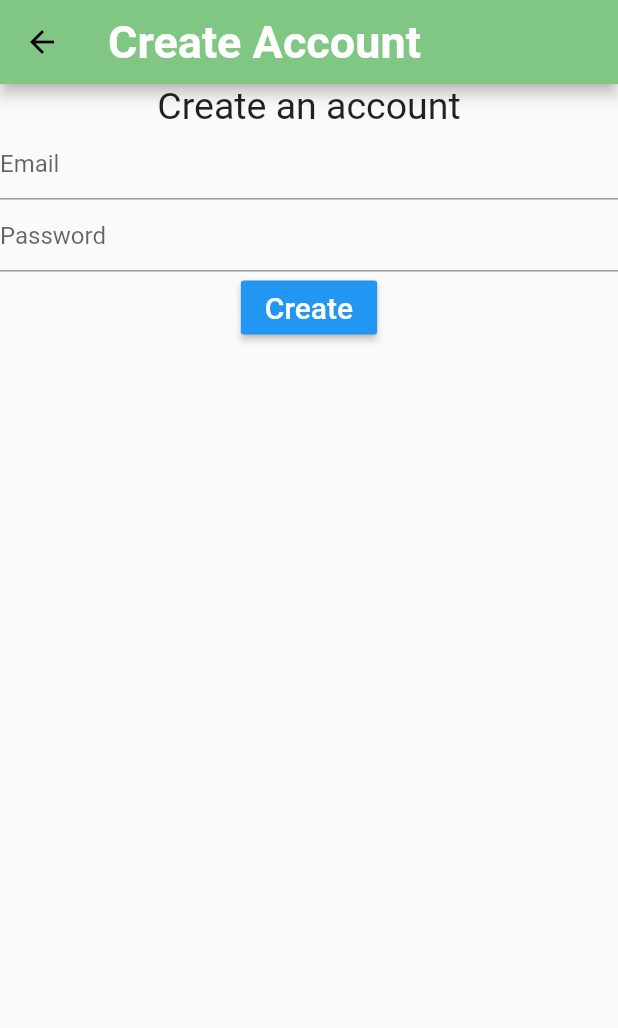
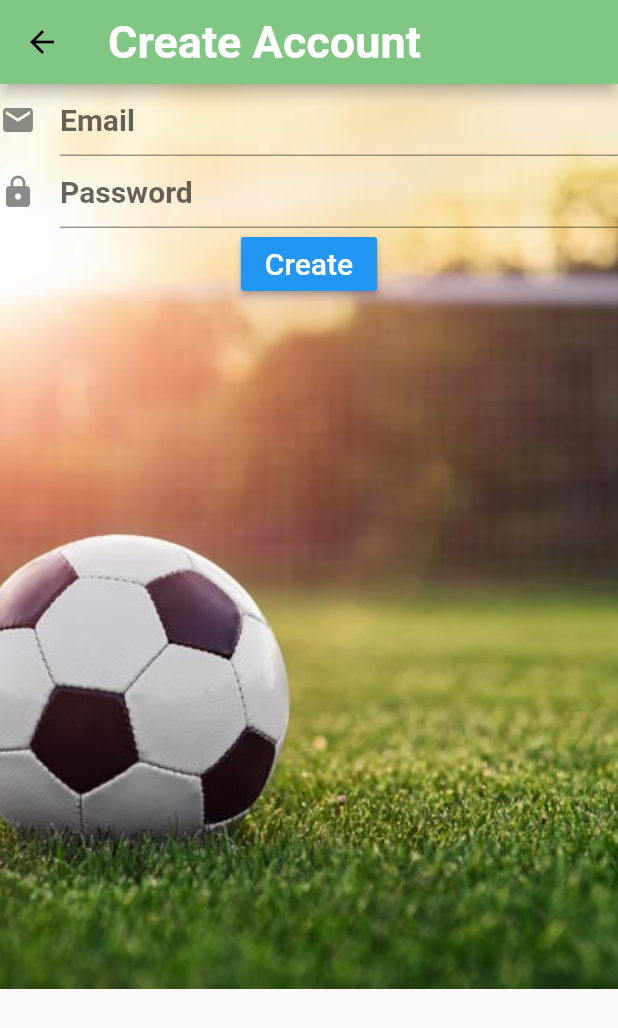
Before and after one commit to emchughes/iCoachSports, a Flutter app: the CreateAccountScreen screen opened by its route, on a phone screen of 412 x 824 dp. Shown: the top 1028 px of the screen. Run offline on Flutter 3.47's test engine with Material 2 defaults, Android fonts, the phone set to English and light mode, and no system bars; our stand-ins replace firebase_auth, google_fonts; accounts and stored records are empty; Roboto replaces fonts that are missing (Catamaran).

Commit message:
create account form created

```diff
--- a/lib/screens/createaccount_screen.dart
+++ b/lib/screens/createaccount_screen.dart
@@ -37,13 +37,27 @@ class _CreateAccountState extends State<CreateAccountScreen> {
         child: Form(
           key: formKey,
           child: Column(
-            children: <Widget>[
-              Text(
-                'Create an account',
-                style: TextStyle(fontSize: 25.0),
+            children: [
+              Stack(
+                children: [
+                  Container(
+                    child: Image.asset(
+                      'assets/images/LogInScreen.jpg',
+                      height: 603,
+                      width: double.infinity,
+                      fit: BoxFit.fitHeight,
                     ),
+                  ),
+                  Column(
+                    children: [
                       TextFormField(
+                        style: TextStyle(
+                          fontWeight: FontWeight.bold,
+                          fontSize: 20.0,
+                        ),
                         decoration: InputDecoration(
+                          fillColor: Colors.white,
+                          icon: Icon(Icons.email),
                           hintText: 'Email',
                         ),
                         keyboardType: TextInputType.emailAddress,
@@ -52,14 +66,19 @@ class _CreateAccountState extends State<CreateAccountScreen> {
                         onSaved: con.onSavedEmail,
                       ),
                       TextFormField(
+                          style: TextStyle(
+                            fontWeight: FontWeight.bold,
+                            fontSize: 20.0,
+                          ),
                           decoration: InputDecoration(
+                            fillColor: Colors.white,
+                            icon: Icon(Icons.lock),
                             hintText: 'Password',
                           ),
                           obscureText: true,
                           autocorrect: false,
                           validator: con.validatorPassword,
-                onSaved: con.onSavedPassword,
-              ),
+                          onSaved: con.onSavedPassword),
                       RaisedButton(
                         child: Text(
                           'Create',
@@ -67,6 +86,10 @@ class _CreateAccountState extends State<CreateAccountScreen> {
                         ),
                         color: Colors.blue,
                         onPressed: con.signUp,
+                      ),
+                    ],
+                  ),
+                ],
               ),
             ],
           ),
```
Lines whose indentation alone changed are shown as unchanged.
